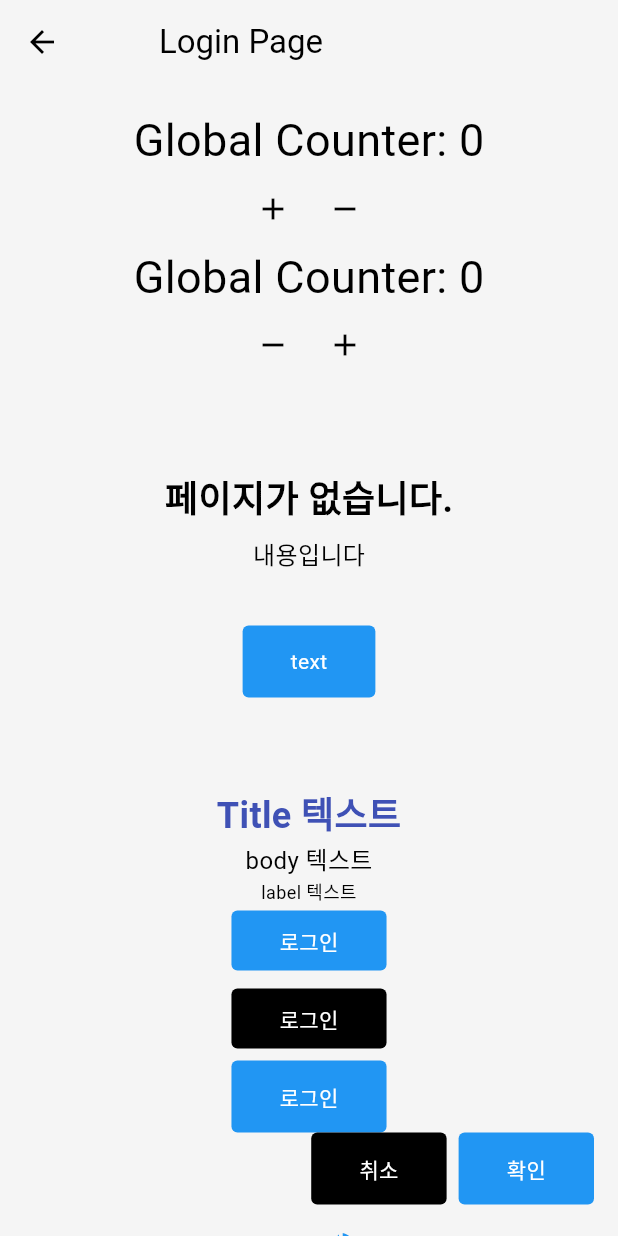
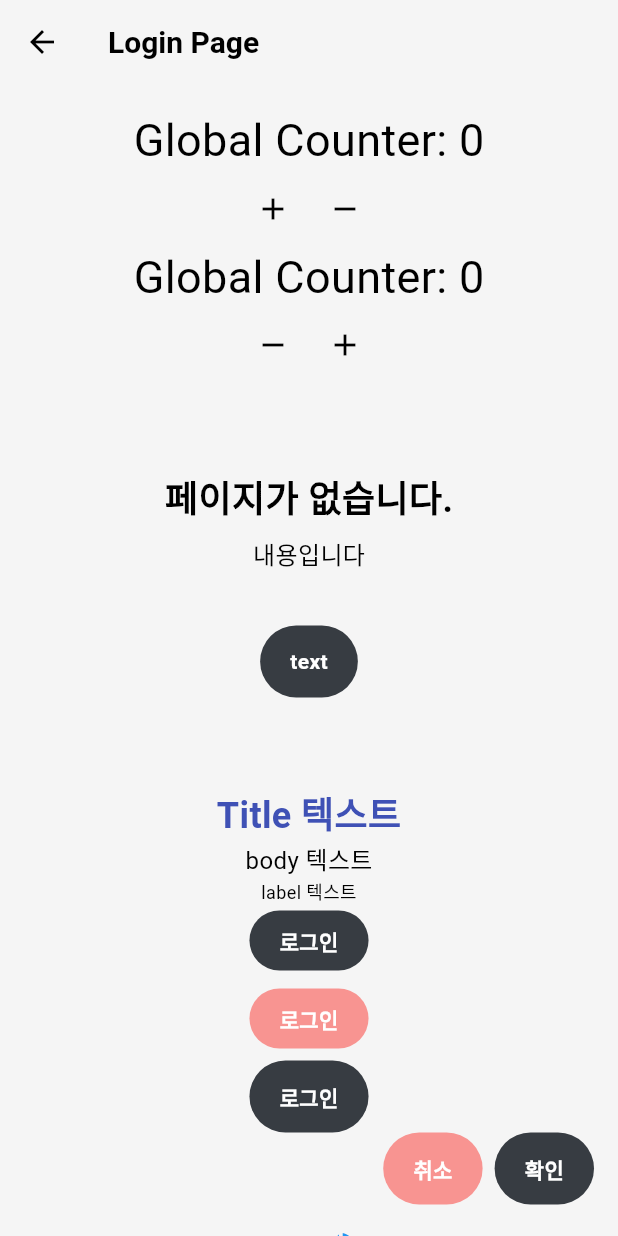
Before and after one commit to soojubm/new-bussiness, a Flutter app: the ComponentsScreen screen opened by its route, on a phone screen of 412 x 824 dp. Run offline on Flutter 3.47's test engine with Material 3 defaults, Android fonts, the phone set to English and light mode, and no system bars; our stand-ins replace cloud_firestore, firebase_auth, firebase_core, flutter_riverpod, flutter_svg, google_sign_in and 2 more; accounts and stored records are empty; generated files the repository leaves out were written again; network calls fail; project files that could hold a hidden picture were left out.

Commit message:
Update custom components

```diff
--- a/lib/widgets/custom_app_bar.dart
+++ b/lib/widgets/custom_app_bar.dart
@@ -1,45 +1,51 @@
 import 'package:flutter/material.dart';
+
+enum AppBarVariant { menu, up }
 
 class CustomAppBar extends StatelessWidget implements PreferredSizeWidget {
   final String title;
-  final IconData? icon;
-  final bool isIconRight;
+  final AppBarVariant variant;
+  final VoidCallback? onMenuPressed;
+  final VoidCallback? onBackPressed;
   final List<Widget>? actions;
-  final bool automaticallyImplyLeading;
 
-  CustomAppBar({
+  const CustomAppBar({
+    Key? key,
     required this.title,
-    this.icon,
-    this.isIconRight = false,
+    this.variant = AppBarVariant.up, // ✅ 기본값 설정
+    this.onMenuPressed,
+    this.onBackPressed,
     this.actions,
-    this.automaticallyImplyLeading = true,
-  });
+  }) : super(key: key);
+
+  @override
+  Size get preferredSize => const Size.fromHeight(kToolbarHeight);
 
   @override
   Widget build(BuildContext context) {
+    final isMenu = variant == AppBarVariant.menu;
+
     return AppBar(
-      title: isIconRight
-          ? Row(
-              mainAxisAlignment: MainAxisAlignment.end,
-              children: [
-                Icon(icon),
-                SizedBox(width: 10),
-                Text(title),
-              ],
+      automaticallyImplyLeading: false,
+      centerTitle: isMenu,
+      leading: isMenu
+          ? IconButton(
+              icon: const Icon(Icons.menu),
+              onPressed: onMenuPressed ?? () {},
             )
-          : Row(
-              mainAxisAlignment: MainAxisAlignment.start,
-              children: [
-                Icon(icon),
-                SizedBox(width: 10),
-                Text(title),
-              ],
+          : IconButton(
+              icon: const Icon(Icons.arrow_back),
+              onPressed:
+                  onBackPressed ?? () => Navigator.of(context).maybePop(),
             ),
-      // leading: isIconRight ? null : Icon(icon),
+      title: Align(
+        alignment: isMenu ? Alignment.center : Alignment.centerLeft,
+        child: Text(
+          title,
+          style: const TextStyle(fontSize: 20, fontWeight: FontWeight.w600),
+        ),
+      ),
       actions: actions,
     );
   }
-
-  @override
-  Size get preferredSize => Size.fromHeight(kToolbarHeight);
 }
--- a/lib/widgets/custom_button.dart
+++ b/lib/widgets/custom_button.dart
@@ -1,21 +1,27 @@
 import 'package:flutter/material.dart';
 
 const double fontSize = 14.0;
-const double borderRadius = 4.0;
+const double borderRadius = 100.0;
 
 class CustomButton extends StatelessWidget {
   final String? size;
   final String text;
   final VoidCallback onPressed;
   final String variant;
+  final String style;
   final bool isFullWidth;
+  final Widget? leadingIcon;
+  final bool disabled; // ✅ 추가된 파라미터
 
   const CustomButton({
     this.size = 'medium',
     this.variant = 'filled',
+    this.style = 'primary',
     required this.text,
     required this.onPressed,
     this.isFullWidth = false,
+    this.leadingIcon,
+    this.disabled = false, // ✅ 기본값 false
   });
 
   double _getButtonHeight() {
@@ -23,26 +29,37 @@ class CustomButton extends StatelessWidget {
       case 'small':
         return 40.0;
       case 'medium':
+        return 48.0;
+      case 'large':
+        return 64.0;
       default:
-        return 48.0; // medium 크기 (기본값)
+        return 48.0;
     }
   }
 
   Color _getButtonBackgroundColor() {
+    if (disabled) return Colors.grey.shade800; // ✅ 비활성 배경색
     switch (variant) {
-      case 'filled':
-        return Colors.blue;
+      case 'primary':
+        return Color(0xFF373C42);
       case 'secondary':
-        return Colors.black;
+        return Color(0xFFF89491);
+      case 'secondary2':
+        return Color(0xFFFDE3E2);
       default:
-        return Colors.blue;
+        return Color(0xFF373C42);
     }
   }
 
+  Color _getTextColor() {
+    if (disabled) return Colors.grey.shade400; // ✅ 비활성 텍스트 색상
+    return leadingIcon != null ? Colors.black : Colors.white;
+  }
+
   Color _getBorderColor() {
+    if (disabled) return Colors.transparent;
     switch (variant) {
       case 'filled':
-        return Colors.transparent;
       case 'secondary':
         return Colors.transparent;
       default:
@@ -52,24 +69,43 @@ class CustomButton extends StatelessWidget {
 
   @override
   Widget build(BuildContext context) {
-    return Container(
+    return Opacity(
+      opacity: disabled ? 0.4 : 1.0, // ✅ 비활성화 시 흐리게
+      child: Container(
         width: isFullWidth ? double.infinity : null,
         child: RawMaterialButton(
-          child:
-              Text(text, style: TextStyle(fontSize: 14.0, color: Colors.white)),
-          onPressed: onPressed,
-          // style: _buttonStyle(context),
+          onPressed: disabled ? null : onPressed, // ✅ 터치 비활성화
+          child: Row(
+            mainAxisSize: MainAxisSize.min,
+            mainAxisAlignment: MainAxisAlignment.center,
+            children: [
+              if (leadingIcon != null) ...[
+                leadingIcon!,
+                SizedBox(width: 8),
+              ],
+              Text(
+                text,
+                style: TextStyle(
+                  fontSize: fontSize,
+                  fontWeight: FontWeight.w600,
+                  color: leadingIcon != null ? Colors.black : Colors.white,
+                ),
+              ),
+            ],
+          ),
           constraints: BoxConstraints(
             minHeight: _getButtonHeight(),
             maxHeight: _getButtonHeight(),
           ),
-          padding: EdgeInsets.symmetric(vertical: 8.0, horizontal: 32.0),
+          padding: EdgeInsets.symmetric(vertical: 8.0, horizontal: 20.0),
           fillColor: _getButtonBackgroundColor(),
           elevation: 0,
           shape: RoundedRectangleBorder(
             borderRadius: BorderRadius.circular(borderRadius),
             side: BorderSide(color: _getBorderColor(), width: 1),
           ),
-        ));
+        ),
+      ),
+    );
   }
 }
--- a/lib/widgets/custom_button_group.dart
+++ b/lib/widgets/custom_button_group.dart
@@ -1,5 +1,6 @@
 import 'package:flutter/material.dart';
 import 'package:flutter_application_1/widgets/custom_button.dart';
+import 'package:flutter_application_1/widgets/custom_row.dart';
 
 class CustomButtonGroup extends StatelessWidget {
   final String firstButtonText;
@@ -16,7 +17,7 @@ class CustomButtonGroup extends StatelessWidget {
 
   @override
   Widget build(BuildContext context) {
-    return Row(
+    return CustomRow(
       mainAxisAlignment: MainAxisAlignment.start,
       textDirection: TextDirection.rtl,
       spacing: 8,
--- a/lib/widgets/custom_row.dart
+++ b/lib/widgets/custom_row.dart
@@ -5,13 +5,16 @@ class CustomRow extends StatelessWidget {
   final Color backgroundColor;
   final EdgeInsetsGeometry padding;
   final MainAxisAlignment mainAxisAlignment;
+  final double spacing;
+  final TextDirection textDirection;
 
-  CustomRow({
-    required this.children,
-    this.backgroundColor = Colors.transparent,
-    this.padding = const EdgeInsets.all(0),
-    this.mainAxisAlignment = MainAxisAlignment.start,
-  });
+  CustomRow(
+      {required this.children,
+      this.backgroundColor = Colors.transparent,
+      this.padding = const EdgeInsets.all(0),
+      this.mainAxisAlignment = MainAxisAlignment.start,
+      this.spacing = 0,
+      this.textDirection = TextDirection.ltr});
 
   @override
   Widget build(BuildContext context) {
@@ -20,6 +23,8 @@ class CustomRow extends StatelessWidget {
       padding: padding,
       child: Row(
         mainAxisAlignment: mainAxisAlignment,
+        textDirection: textDirection,
+        spacing: spacing,
         children: children,
       ),
     );
--- a/lib/widgets/custom_text.dart
+++ b/lib/widgets/custom_text.dart
@@ -24,7 +24,10 @@ class CustomText extends StatelessWidget {
       text,
       style: style.copyWith(color: color),
       textAlign: textAlign,
-      overflow: overflow,
+
+      maxLines: null, // 제한 없음
+      overflow: TextOverflow.visible, // 또는 제거
+      softWrap: true, // 자동 줄바꿈 허용
     );
   }
 
@@ -45,6 +48,26 @@ class CustomText extends StatelessWidget {
           fontSize: 12.0,
           fontWeight: FontWeight.w400,
         );
+
+      //
+      case 'h3':
+        return TextStyle(
+          fontSize: 32.0,
+          height: 1.3,
+          fontWeight: FontWeight.w700,
+        );
+      case 'h4':
+        return TextStyle(
+          fontSize: 24.0,
+          height: 1.35,
+          fontWeight: FontWeight.w700,
+        );
+      case 'label1':
+        return TextStyle(
+          fontSize: 16.0,
+          height: 1.5,
+          fontWeight: FontWeight.normal,
+        );
       default:
         return TextStyle(
           fontSize: 16.0,
```
Also changed, not shown: lib/widgets/custom_bottom_nav_bar.dart (+27 -11 lines), lib/widgets/custom_column.dart (added, +32 -0 lines), lib/widgets/custom_modal_bottom_sheet.dart (+9 -9 lines).
